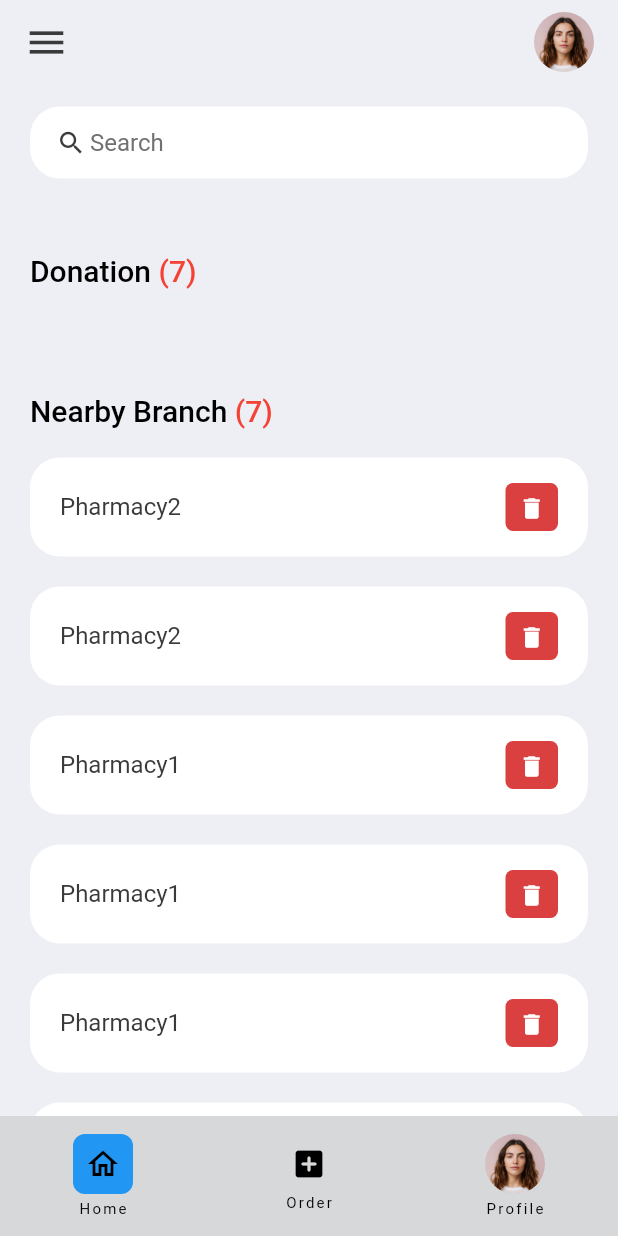
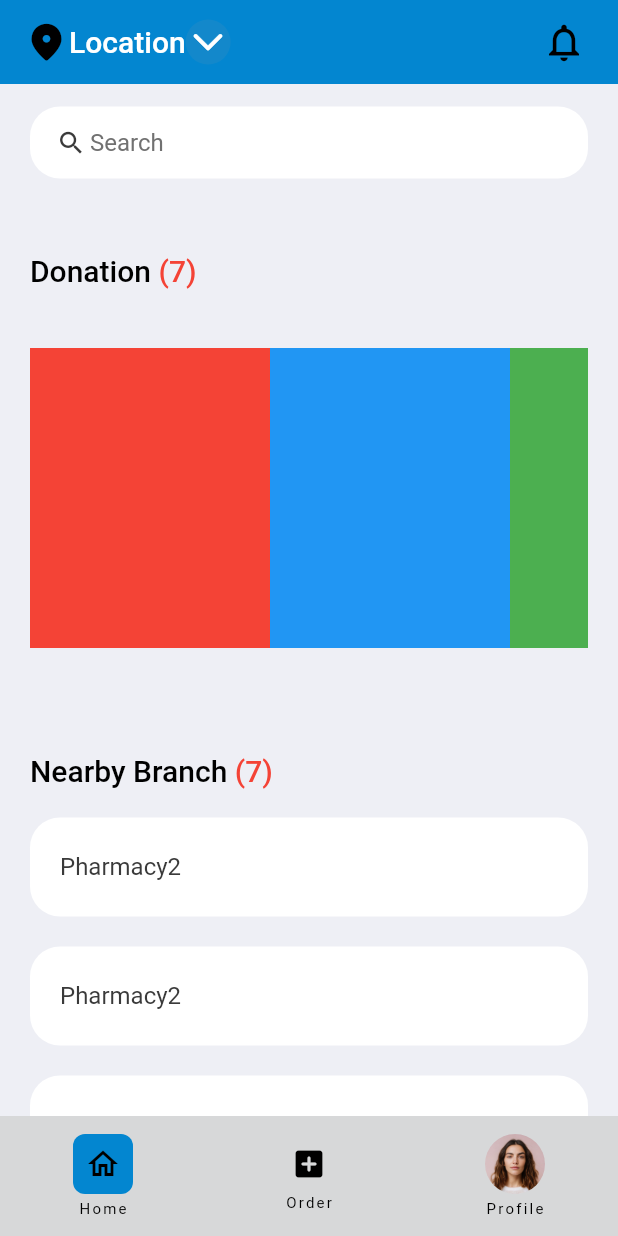
Before and after one commit to darsh-7/G-akrem, a Flutter app: the screen it shows after launch, on a phone screen of 412 x 824 dp. Run offline on Flutter 3.47's test engine with Material 2 defaults, Android fonts, the phone set to English and light mode, and no system bars.

Commit message:
add new list view edit the appbar

```diff
--- a/lib/Api/fake_api.dart
+++ b/lib/Api/fake_api.dart
@@ -5,7 +5,7 @@ class Pharmacy {
   String? location;
   int? time;
   String? distance;
-//https://youtu.be/NkRkuI0ZgX0?t=147
+
 
   Pharmacy({
     required this.name,
--- a/lib/Screens/home_screen.dart
+++ b/lib/Screens/home_screen.dart
@@ -3,6 +3,7 @@ import 'package:akrem/constants/app_images.dart';
 import 'package:flutter/material.dart';
 import '../widgets/pharmacy_card.dart';
 import '../constants/app_colors.dart';
+import 'dart:math' as math;
 
 class Home extends StatefulWidget {
   Home({Key? key}) : super(key: key);
@@ -40,7 +41,8 @@ class _HomeState extends State<Home> {
                 searchBox(),
                 Expanded(
                   child: ListView(
-                    children: [                      Container(
+                    children: [
+                      Container(
                         margin: const EdgeInsets.only(
                           top: 50,
                           bottom: 20,
@@ -51,19 +53,46 @@ class _HomeState extends State<Home> {
                             style: const TextStyle(
                                 fontSize: 20,
                                 fontWeight: FontWeight.w500,
-                              color: Colors.black
-                          ),
+                                color: Colors.black),
                             /*defining default style is optional */
                             children: <TextSpan>[
                               TextSpan(
                                   text: "(${_foundPharmacy.length})",
-                                style:
-                                TextStyle(color: Colors.red)),
+                                  style: const TextStyle(color: Colors.red)),
                             ],
                           ),
                         ),
                       ),
-
+                      Container(
+                        margin: const EdgeInsets.symmetric(vertical: 20),
+                        height: 200,
+                        child: ListView(
+                          // This next line does the trick.
+                          scrollDirection: Axis.horizontal,
+                          children: <Widget>[
+                            Container(
+                              width: 160,
+                              color: Colors.red,
+                            ),
+                            Container(
+                              width: 160,
+                              color: Colors.blue,
+                            ),
+                            Container(
+                              width: 160,
+                              color: Colors.green,
+                            ),
+                            Container(
+                              width: 160,
+                              color: Colors.yellow,
+                            ),
+                            Container(
+                              width: 160,
+                              color: Colors.orange,
+                            ),
+                          ],
+                        ),
+                      ),
                       Container(
                         margin: const EdgeInsets.only(
                           top: 50,
@@ -75,14 +104,12 @@ class _HomeState extends State<Home> {
                             style: const TextStyle(
                                 fontSize: 20,
                                 fontWeight: FontWeight.w500,
-                              color: Colors.black
-                            ),
+                                color: Colors.black),
                             /*defining default style is optional */
                             children: <TextSpan>[
                               TextSpan(
                                   text: "(${_foundPharmacy.length})",
-                                  style:
-                                      TextStyle(color: Colors.red)),
+                                  style: const TextStyle(color: Colors.red)),
                             ],
                           ),
                         ),
@@ -221,20 +248,40 @@ class _HomeState extends State<Home> {
 
   AppBar _buildAppBar() {
     return AppBar(
-      backgroundColor: tdBGColor,
+      backgroundColor: AppColors.mainColor,
       elevation: 0,
       title: Row(mainAxisAlignment: MainAxisAlignment.spaceBetween, children: [
-        const Icon(
-          Icons.menu,
-          color: tdBlack,
+         Row(mainAxisAlignment: MainAxisAlignment.start, children: [
+          Icon(
+            Icons.location_on_rounded,
+            color: Colors.black,
             size: 30,
           ),
+          Text("Location"),
+          Transform.rotate(
+            angle: 270 * math.pi / 180,
+            child: Container(
+                width: 30,
+                height: 30,
+                decoration: BoxDecoration(
+                  borderRadius: BorderRadius.circular(100),
+                  color: Colors.grey.withOpacity(0.1),
+                ),
+                child: Icon(Icons
+                    .arrow_back_ios_new_rounded)
+            ),
+          ),
+        ]),
         Container(
           height: 40,
           width: 40,
           child: ClipRRect(
             borderRadius: BorderRadius.circular(20),
-            child: image,
+            child: const Icon(
+              Icons.notifications_outlined,
+              color: Colors.black,
+              size: 30,
+            ),
           ),
         ),
       ]),
--- a/lib/constants/app_colors.dart
+++ b/lib/constants/app_colors.dart
@@ -2,9 +2,9 @@ import 'package:flutter/material.dart';
 
 class AppColors {
   AppColors._();
-
+//rgb(3, 134, 208)
   static const Color cardGrey = Colors.grey;
-  static Color mainColor = Colors.blue;
+  static Color mainColor =Color.fromRGBO(3, 134, 208, 1);
   static Color darkBlue = Color.fromRGBO(33, 150, 243, 0.596078431372549);
   static const Color backGround = Color.fromRGBO(255, 255, 255, 1.0);
   static const Color backGroundBar = Color.fromRGBO(255, 255, 255, 0.43);
--- a/lib/widgets/pharmacy_card.dart
+++ b/lib/widgets/pharmacy_card.dart
@@ -130,25 +130,25 @@ class PharmacyItem extends StatelessWidget {
             //decoration: todo.isDone ? TextDecoration.lineThrough : null,
           ),
         ),
-        trailing: Container(
-          padding: const EdgeInsets.all(0),
-          margin: const EdgeInsets.symmetric(vertical: 12),
-          height: 35,
-          width: 35,
-          decoration: BoxDecoration(
-            color: tdRed,
-            borderRadius: BorderRadius.circular(5),
-          ),
-          child: IconButton(
-            color: Colors.white,
-            iconSize: 18,
-            icon: const Icon(Icons.delete),
-            onPressed: () {
-              // print('Clicked on delete icon');
-              //onDeleteItem(todo.id);
-            },
-          ),
-        ),
+        // trailing: Container(
+        //   padding: const EdgeInsets.all(0),
+        //   margin: const EdgeInsets.symmetric(vertical: 12),
+        //   height: 35,
+        //   width: 35,
+        //   decoration: BoxDecoration(
+        //     color: tdRed,
+        //     borderRadius: BorderRadius.circular(5),
+        //   ),
+        //   child: IconButton(
+        //     color: Colors.white,
+        //     iconSize: 18,
+        //     icon: const Icon(Icons.delete),
+        //     onPressed: () {
+        //       // print('Clicked on delete icon');
+        //       //onDeleteItem(todo.id);
+        //     },
+        //   ),
+        // ),
       ),
     );
   }
```
Also changed, not shown: lib/repos/repository.dart (added). Lines whose indentation alone changed are shown as unchanged.
